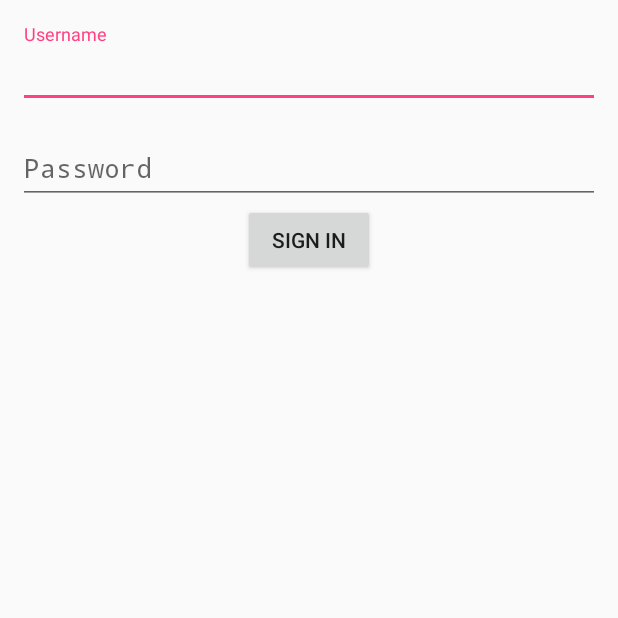
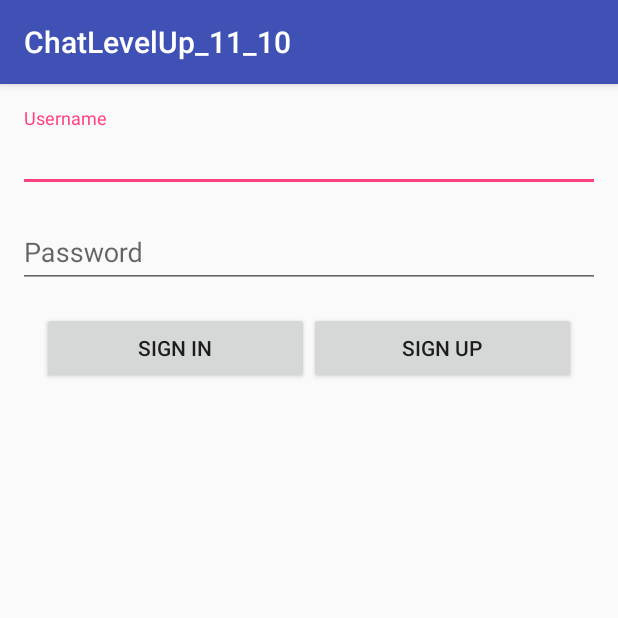
Before and after one commit to miller7777777/Android_levelp_chat, an Android app: the screen it shows after launch (AuthActivity), on a phone screen of 412 x 824 dp, the top half of it. Run offline under Robolectric (Android 15) with nearby library versions, the phone set to English and light mode, and no system bars.

Commit message:
Task complit.

```diff
--- a/app/src/main/AndroidManifest.xml
+++ b/app/src/main/AndroidManifest.xml
@@ -9,7 +9,6 @@
         android:supportsRtl="true"
         android:theme="@style/AppTheme">
         <activity android:name=".TestActivity">
-
         </activity>
         <activity android:name=".AuthActivity">
             <intent-filter>
@@ -17,7 +16,8 @@
 
                 <category android:name="android.intent.category.LAUNCHER"/>
             </intent-filter>
-
+        </activity>
+        <activity android:name=".RegisterActivity">
         </activity>
     </application>
 
--- a/app/src/main/java/ru/levelp/chat/AuthActivity.java
+++ b/app/src/main/java/ru/levelp/chat/AuthActivity.java
@@ -1,13 +1,85 @@
 package ru.levelp.chat;
 
 import android.app.Activity;
+import android.content.Intent;
 import android.os.Bundle;
+import android.support.v7.app.AppCompatActivity;
+import android.view.View;
+import android.widget.Button;
+import android.widget.EditText;
+import android.widget.Toast;
 
-public class AuthActivity extends Activity {
+import static android.R.id.message;
+
+public class AuthActivity extends AppCompatActivity{
+
+    private EditText mLogin;
+    private EditText mPassword;
+    private String login;
+    private String password;
+    private Button mSignIn;
+    private Button mSignUp;
 
     @Override
     protected void onCreate(Bundle savedInstanceState) {
         super.onCreate(savedInstanceState);
         setContentView(R.layout.activity_auth);
+
+//        login = ((EditText) findViewById(R.id.edit_text_login)).getText().toString();
+//        password = ((EditText) findViewById(R.id.edit_text_password)).getText().toString();
+
+        mLogin = (EditText) findViewById(R.id.edit_text_login);
+        mPassword = (EditText) findViewById(R.id.edit_text_password);
+        mSignIn = (Button) findViewById(R.id.sign_in_button);
+        mSignUp = (Button) findViewById(R.id.sign_up_button);
+        mSignIn.setOnClickListener(new View.OnClickListener() {
+            @Override
+            public void onClick(View v) {
+                signIn();
+            }
+        });
+        mSignUp.setOnClickListener(new View.OnClickListener() {
+            @Override
+            public void onClick(View v) {
+                Intent i = new Intent(AuthActivity.this, RegisterActivity.class);
+                startActivity(i);
+            }
+        });
+
+
+
+
     }
+
+    private void showMessage(String message) {
+
+        Toast.makeText(this, message, Toast.LENGTH_LONG).show();
+
+    }
+
+    private void signIn(){
+        login = mLogin.getText().toString();
+        password = mPassword.getText().toString();
+        if(login.length() == 0 || password.length() == 0){
+            showMessage("Invalid login or password!");
+        }else {
+            showMessage("Success!");
+        }
+    }
+
+//    @Override
+//    public void onClick(View v) {
+//        switch (v.getId()){
+//
+//            case (R.id.sign_in_button):
+//                showMessage("111");
+//                signIn();
+//                break;
+//            case (R.id.sign_up_button):
+//                Intent i = new Intent(AuthActivity.this, RegisterActivity.class);
+//                startActivity(i);
+//                break;
+//        }
+//
+//    }
 }
--- a/app/src/main/res/layout/activity_auth.xml
+++ b/app/src/main/res/layout/activity_auth.xml
@@ -32,11 +32,31 @@
             android:hint="@string/password" />
     </android.support.design.widget.TextInputLayout>
 
+<LinearLayout
+    android:layout_width="match_parent"
+    android:layout_height="wrap_content"
+    android:orientation="horizontal"
+    android:padding="16dp">
+    <Button
+        android:layout_width="wrap_content"
+        android:layout_height="wrap_content"
+        android:text="@string/sign_in"
+        android:id="@+id/sign_in_button"
+        android:paddingRight="16dp"
+        android:paddingLeft="16dp"
+        android:layout_weight="1"
+         />
 
     <Button
         android:layout_width="wrap_content"
         android:layout_height="wrap_content"
-        android:text="@string/sign_in"
-        android:id="@+id/sing_in_button"
-        android:layout_gravity="center_horizontal" />
+        android:text="@string/sign_up"
+        android:id="@+id/sign_up_button"
+        android:paddingRight="16dp"
+        android:paddingLeft="16dp"
+        android:layout_weight="1"
+        />
+
+
 </LinearLayout>
+</LinearLayout>
--- a/app/src/main/res/values/strings.xml
+++ b/app/src/main/res/values/strings.xml
@@ -6,4 +6,6 @@
     <string name="password">Password</string>
     <string name="sign_in">Sign In</string>
     <string name="login_error">Username can not be empty</string>
+    <string name="sign_up">Sign up</string>
+    <string name="confirm_password">Confirm password</string>
 </resources>
```
Also changed, not shown: app/src/main/java/ru/levelp/chat/RegisterActivity.java (added, +59 -0 lines), app/src/main/res/layout/activity_register.xml (added, +65 -0 lines).
